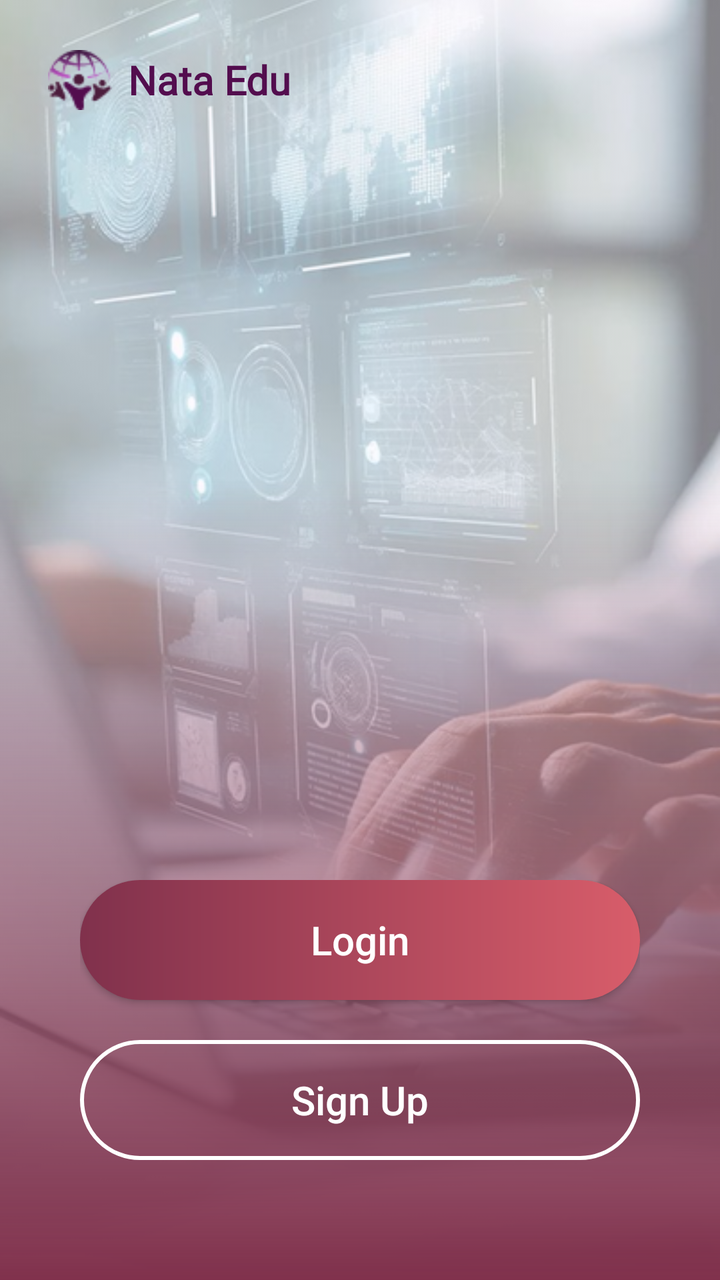
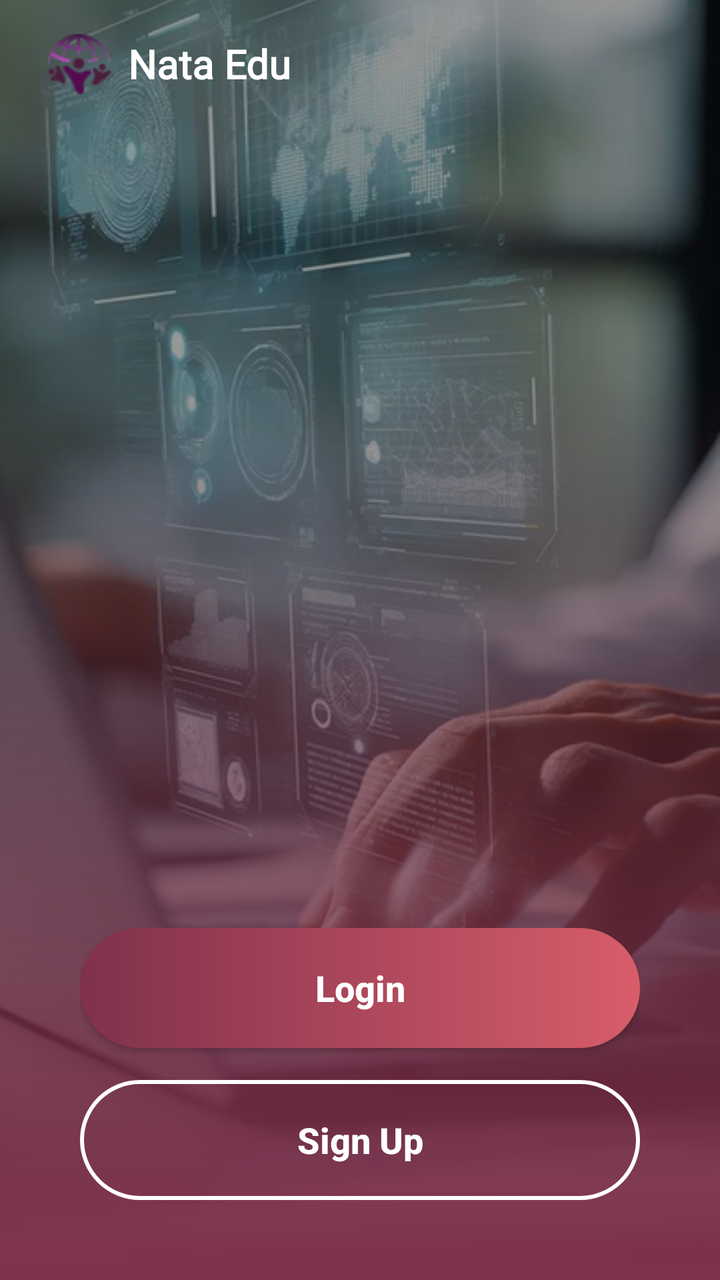

An Android layout rendered at two revisions. The XML below is the earlier revision; the diff shows what the commit changed to produce the second picture.
<!-- AndroidManifest.xml: application theme Theme.NataEdu -->
<!-- res/layout/login_register.xml -->
<?xml version="1.0" encoding="utf-8"?>
<androidx.constraintlayout.widget.ConstraintLayout xmlns:android="http://schemas.android.com/apk/res/android"
    xmlns:app="http://schemas.android.com/apk/res-auto"
    xmlns:tools="http://schemas.android.com/tools"
    android:id="@+id/main"
    android:layout_width="match_parent"
    android:layout_height="match_parent"
    tools:context=".LoginRegisterActivity">


    <ImageView
        android:layout_width="match_parent"
        android:layout_height="match_parent"
        android:scaleType="centerCrop"
        android:src="@drawable/bg_landing"
        android:alpha="0.5" />

    
    <View
        android:layout_width="match_parent"
        android:layout_height="400dp"
        android:background="@drawable/bg_gradient_bottom"
        app:layout_constraintBottom_toBottomOf="parent" />

    
    <LinearLayout
        android:layout_width="wrap_content"
        android:layout_height="wrap_content"
        android:layout_margin="24dp"
        android:gravity="center_vertical"
        android:orientation="horizontal"
        app:layout_constraintStart_toStartOf="parent"
        app:layout_constraintTop_toTopOf="parent">

        <ImageView
            android:layout_width="32dp"
            android:layout_height="32dp"
            android:src="@drawable/icon_logo" />

        <TextView
            android:layout_width="wrap_content"
            android:layout_height="wrap_content"
            android:layout_marginStart="8dp"
            android:fontFamily="@font/coolvetica_rg"
            android:text="Nata Edu"
            android:textColor="@color/text_edushare"
            android:textSize="20sp"
            android:textStyle="bold" />
    </LinearLayout>

    
    <LinearLayout
        android:layout_width="match_parent"
        android:layout_height="wrap_content"
        android:layout_marginHorizontal="40dp"
        android:layout_marginBottom="60dp"
        android:orientation="vertical"
        app:layout_constraintBottom_toBottomOf="parent">

        
        <androidx.appcompat.widget.AppCompatButton
            android:id="@+id/btnLogin"
            android:layout_width="match_parent"
            android:layout_height="60dp"
            android:background="@drawable/bg_button_login"
            android:text="Login"
            android:textAllCaps="false"
            android:textColor="@color/white"
            android:textSize="20sp"
            android:textStyle="normal" />

        
        <androidx.appcompat.widget.AppCompatButton
            android:id="@+id/btnSignUp"
            android:layout_width="match_parent"
            android:layout_height="60dp"
            android:layout_marginTop="20dp"
            android:background="@drawable/bg_button_signup"
            android:text="Sign Up"
            android:textAllCaps="false"
            android:textColor="@color/white"
            android:textSize="20sp"
            android:textStyle="normal" />

    </LinearLayout>

</androidx.constraintlayout.widget.ConstraintLayout>
<!-- resources referenced by this layout -->
<resources>
  <color name="text_edushare">#530D4E</color>
  <color name="white">#FFFFFFFF</color>
  <!-- drawable bg_button_login (drawable) -->
  <?xml version="1.0" encoding="utf-8"?>
  <shape xmlns:android="http://schemas.android.com/apk/res/android">
      <gradient
          android:startColor="#80314C"
          android:endColor="#D85D6A"
          android:angle="0"/>
      <corners android:radius="30dp" />
  </shape>
  <!-- drawable bg_button_signup (drawable) -->
  <?xml version="1.0" encoding="utf-8"?>
  <shape xmlns:android="http://schemas.android.com/apk/res/android">
      <solid android:color="@android:color/transparent" />
      <stroke
          android:width="2dp"
          android:color="@color/white" />
      <corners android:radius="30dp" />
  </shape>
  <!-- drawable bg_gradient_bottom (drawable) -->
  <?xml version="1.0" encoding="utf-8"?>
  <shape xmlns:android="http://schemas.android.com/apk/res/android">
      <gradient
          android:angle="90"
          android:endColor="@android:color/transparent"
          android:startColor="#80314C"
          android:type="linear" />
  </shape>
  <!-- drawable bg_landing: png bitmap (drawable, 448063 bytes) -->
  <!-- drawable icon_logo: png bitmap (drawable, 2001 bytes) -->
  <style name="Theme.NataEdu" parent="Base.Theme.NataEdu" />
  <style name="Base.Theme.NataEdu" parent="Theme.Material3.DayNight.NoActionBar">
          
          
      </style>
</resources>

<!-- the commit's change to res/layout/login_register.xml (unified diff, before → after) -->
@@ -5,28 +5,32 @@
     android:id="@+id/main"
     android:layout_width="match_parent"
     android:layout_height="match_parent"
+    android:background="#000000"
     tools:context=".LoginRegisterActivity">
 
-
+    
     <ImageView
         android:layout_width="match_parent"
         android:layout_height="match_parent"
         android:scaleType="centerCrop"
         android:src="@drawable/bg_landing"
-        android:alpha="0.5" />
+        android:alpha="0.6" /> 
 
     
     <View
         android:layout_width="match_parent"
-        android:layout_height="400dp"
+        android:layout_height="450dp"
         android:background="@drawable/bg_gradient_bottom"
         app:layout_constraintBottom_toBottomOf="parent" />
 
     
+    
     <LinearLayout
+        android:id="@+id/layout_logo"
         android:layout_width="wrap_content"
         android:layout_height="wrap_content"
-        android:layout_margin="24dp"
+        android:layout_marginStart="24dp"
+        android:layout_marginTop="16dp"
         android:gravity="center_vertical"
         android:orientation="horizontal"
         app:layout_constraintStart_toStartOf="parent"
@@ -43,17 +47,18 @@
             android:layout_marginStart="8dp"
             android:fontFamily="@font/coolvetica_rg"
             android:text="Nata Edu"
-            android:textColor="@color/text_edushare"
+            android:textColor="@color/white"
             android:textSize="20sp"
             android:textStyle="bold" />
     </LinearLayout>
 
     
     <LinearLayout
+        android:id="@+id/layout_buttons"
         android:layout_width="match_parent"
         android:layout_height="wrap_content"
         android:layout_marginHorizontal="40dp"
-        android:layout_marginBottom="60dp"
+        android:layout_marginBottom="40dp"
         android:orientation="vertical"
         app:layout_constraintBottom_toBottomOf="parent">
 
@@ -66,21 +71,21 @@
             android:text="Login"
             android:textAllCaps="false"
             android:textColor="@color/white"
-            android:textSize="20sp"
-            android:textStyle="normal" />
+            android:textSize="18sp"
+            android:textStyle="bold" />
 
         
         <androidx.appcompat.widget.AppCompatButton
             android:id="@+id/btnSignUp"
             android:layout_width="match_parent"
             android:layout_height="60dp"
-            android:layout_marginTop="20dp"
+            android:layout_marginTop="16dp"
             android:background="@drawable/bg_button_signup"
             android:text="Sign Up"
             android:textAllCaps="false"
             android:textColor="@color/white"
-            android:textSize="20sp"
-            android:textStyle="normal" />
+            android:textSize="18sp"
+            android:textStyle="bold" />
 
     </LinearLayout>
 
<!-- resource entries referenced after the edit -->
@@ -1,6 +1,5 @@
 <!-- resources referenced by this layout -->
 <resources>
-  <color name="text_edushare">#530D4E</color>
   <color name="white">#FFFFFFFF</color>
   <!-- drawable bg_button_login (drawable) -->
   <?xml version="1.0" encoding="utf-8"?>
